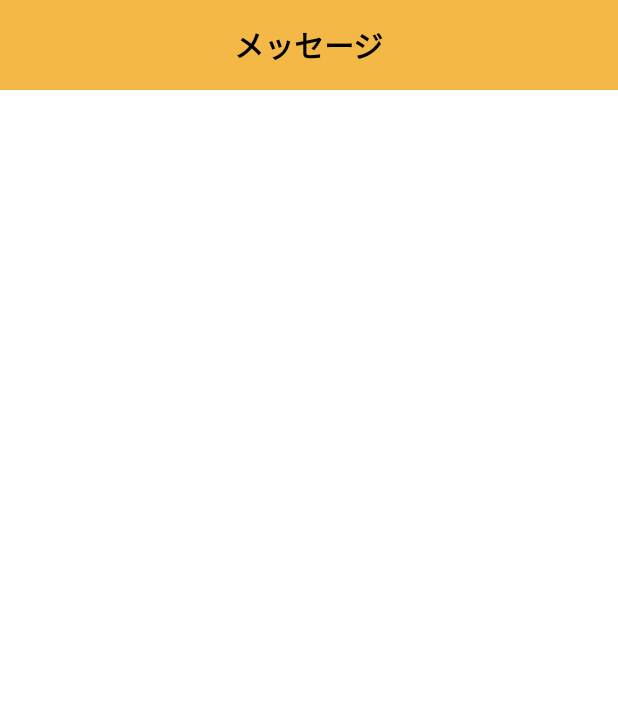
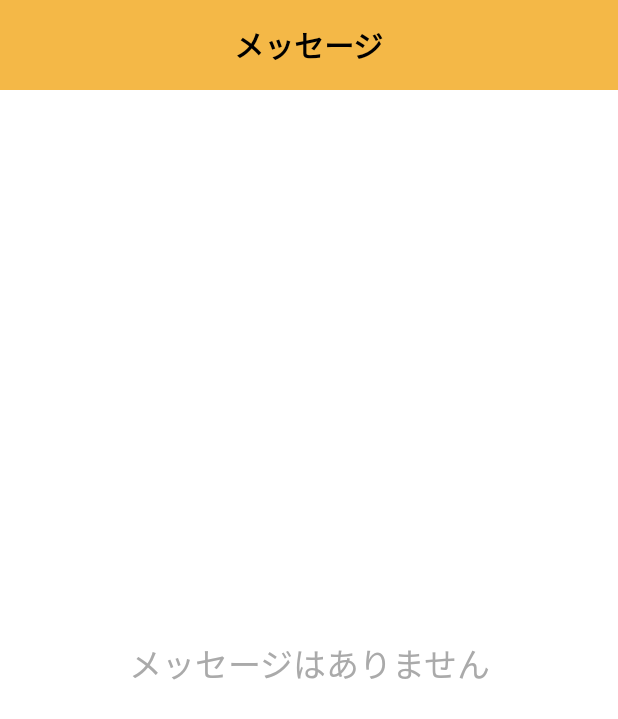
Before and after one commit to Leapfrog-Software/PricetarPartner, an Android app: the fragment MessageFragment placed in its activity, on a phone screen of 412 x 824 dp. Shown: the top 719 px of the screen. Run offline under Robolectric (Android 15) with nearby library versions, the phone set to English and light mode, and no system bars.

Commit message:
[Android] メッセージ画面を作成

```diff
--- a/Android/app/src/main/java/jp/co/lfg/pricetarpartner/Fragment/Message/MessageFragment.java
+++ b/Android/app/src/main/java/jp/co/lfg/pricetarpartner/Fragment/Message/MessageFragment.java
@@ -4,14 +4,24 @@ import android.os.Bundle;
 import android.view.LayoutInflater;
 import android.view.View;
 import android.view.ViewGroup;
+import android.widget.AdapterView;
+import android.widget.ListView;
 
 import jp.co.lfg.pricetarpartner.Fragment.BaseFragment;
+import jp.co.lfg.pricetarpartner.Http.DataModel.ChatGroupData;
+import jp.co.lfg.pricetarpartner.Http.Requester.FetchChatGroupRequester;
 import jp.co.lfg.pricetarpartner.R;
 
 public class MessageFragment extends BaseFragment {
 
+    private MessageAdapter mAdapter;
+
     public void reload() {
 
+        View view = getView();
+        if (view != null) {
+            reloadListView(view);
+        }
     }
 
     @Override
@@ -19,6 +29,47 @@ public class MessageFragment extends BaseFragment {
 
         View view = inflater.inflate(R.layout.fragment_message, null);
 
+        initListView(view);
+        reloadListView(view);
+
         return view;
     }
+
+    private void initListView(View view) {
+
+        mAdapter = new MessageAdapter(getActivity());
+
+        ListView listView = view.findViewById(R.id.listView);
+        listView.setAdapter(mAdapter);
+
+        listView.setOnItemClickListener(new AdapterView.OnItemClickListener() {
+            @Override
+            public void onItemClick(AdapterView<?> parent, View view, int position, long id) {
+                ChatGroupData chatGroupData = (ChatGroupData)parent.getItemAtPosition(position);
+
+
+            }
+        });
+    }
+
+    private void reloadListView(View view) {
+
+        if (mAdapter == null) {
+            return;
+        }
+        mAdapter.clear();
+
+        for (ChatGroupData chatGroupData : FetchChatGroupRequester.getInstance().dataList) {
+            mAdapter.add(chatGroupData);
+        }
+        mAdapter.notifyDataSetChanged();
+
+        if (mAdapter.getCount() > 0) {
+            view.findViewById(R.id.listView).setVisibility(View.VISIBLE);
+            view.findViewById(R.id.noDataTextView).setVisibility(View.GONE);
+        } else {
+            view.findViewById(R.id.listView).setVisibility(View.GONE);
+            view.findViewById(R.id.noDataTextView).setVisibility(View.VISIBLE);
+        }
+    }
 }
--- /dev/null
+++ b/Android/app/src/main/java/jp/co/lfg/pricetarpartner/Http/Requester/FetchChatGroupRequester.java
@@ -0,0 +1,62 @@
+package jp.co.lfg.pricetarpartner.Http.Requester;
+
+import org.json.JSONArray;
+import org.json.JSONException;
+import org.json.JSONObject;
+
+import java.util.ArrayList;
+import java.util.HashMap;
+
+import jp.co.lfg.pricetarpartner.Http.ApiRequester;
+import jp.co.lfg.pricetarpartner.Http.DataModel.ChatGroupData;
+import jp.co.lfg.pricetarpartner.Http.DataModel.UserData;
+import jp.co.lfg.pricetarpartner.System.SaveData;
+
+public class FetchChatGroupRequester {
+
+    private static FetchChatGroupRequester mRequester = new FetchChatGroupRequester();
+
+    private FetchChatGroupRequester() {}
+
+    public static FetchChatGroupRequester getInstance() {
+        return mRequester;
+    }
+
+    public ArrayList<ChatGroupData> dataList = new ArrayList<>();
+
+    public void fetch(final Callback callback) {
+
+        HashMap<String, String> params = new HashMap<>();
+        params.put("command", "getChatGroup");
+        params.put("userId", SaveData.getInstance().userId);
+
+        ApiRequester.post(params, new ApiRequester.Callback() {
+            @Override
+            public void didReceiveData(boolean result, JSONObject json) {
+                if (result) {
+                    try {
+                        String apiResult = json.getString("result");
+                        if (apiResult.equals("0")) {
+                            ArrayList<ChatGroupData> chatGroups = new ArrayList<>();
+                            JSONArray chatGroupArray = json.getJSONArray("chatGroups");
+                            for (int i = 0; i < chatGroupArray.length(); i++) {
+                                ChatGroupData chatGroupData = ChatGroupData.create(chatGroupArray.getJSONObject(i));
+                                if (chatGroupData != null) {
+                                    chatGroups.add(chatGroupData);
+                                }
+                            }
+                            dataList = chatGroups;
+                            callback.didReceiveData(true);
+                            return;
+                        }
+                    } catch (JSONException e) {}
+                }
+                callback.didReceiveData(false);
+            }
+        });
+    }
+
+    public interface Callback {
+        void didReceiveData(boolean result);
+    }
+}
--- a/Android/app/src/main/res/layout/fragment_message.xml
+++ b/Android/app/src/main/res/layout/fragment_message.xml
@@ -21,4 +21,24 @@
             android:layout_gravity="center"/>
     </FrameLayout>
 
+    <ListView
+        android:id="@+id/listView"
+        android:layout_width="match_parent"
+        android:layout_height="0dp"
+        android:layout_weight="1"
+        android:scrollbars="none"
+        android:overScrollMode="never"
+        android:divider="@null"
+        android:listSelector="#0000"/>
+
+    <TextView
+        android:id="@+id/noDataTextView"
+        android:layout_width="match_parent"
+        android:layout_height="0dp"
+        android:layout_weight="1"
+        android:text="メッセージはありません"
+        android:textSize="22dp"
+        android:textColor="#aaa"
+        android:gravity="center"/>
+
 </LinearLayout>
```
Also changed, not shown: Android/app/src/main/java/jp/co/lfg/pricetarpartner/Fragment/Message/MessageAdapter.java (added, +73 -0 lines), Android/app/src/main/java/jp/co/lfg/pricetarpartner/Http/DataModel/ChatData.java (added, +78 -0 lines), Android/app/src/main/java/jp/co/lfg/pricetarpartner/Http/DataModel/ChatGroupData.java (added, +35 -0 lines), Android/app/src/main/java/jp/co/lfg/pricetarpartner/Http/Requester/FetchChatRequester.java (added, +51 -0 lines), Android/app/src/main/res/drawable/shape_f4b848_corner15.xml (added, +12 -0 lines), Android/app/src/main/res/layout/adapter_message.xml (added, +42 -0 lines).
